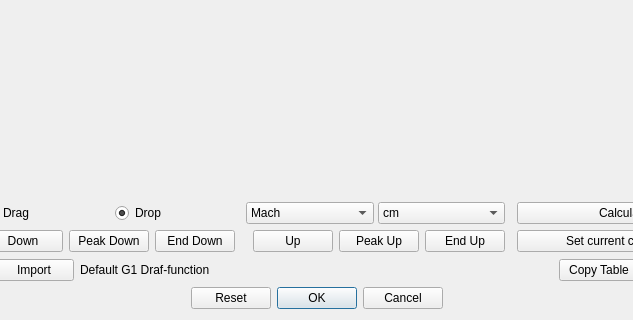
Old version of the form ui_templates/drag_func_edit.ui in the repository o-murphy/archer_ballistics_constructor; both pictures show x 109 to 742 and y 239 to 559 of the 851 by 559 pixel window.
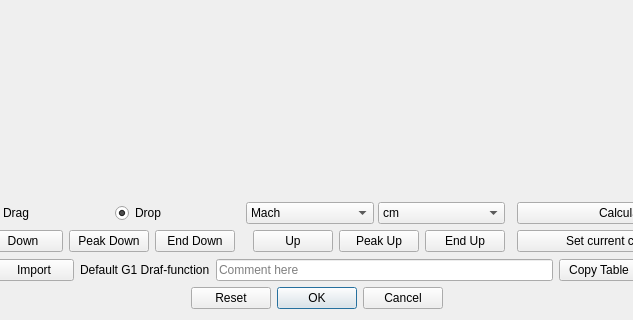
New version of the form. Icons and pictures are not drawn.

```diff
--- a/ui_templates/drag_func_edit.ui
+++ b/ui_templates/drag_func_edit.ui
@@ -447,9 +447,9 @@
        </widget>
       </item>
       <item>
-       <widget class="QLabel" name="dfComment">
+       <widget class="QLabel" name="dfType">
         <property name="sizePolicy">
-         <sizepolicy hsizetype="Expanding" vsizetype="Preferred">
+         <sizepolicy hsizetype="Preferred" vsizetype="Preferred">
           <horstretch>0</horstretch>
           <verstretch>0</verstretch>
          </sizepolicy>
@@ -459,6 +459,13 @@
         </property>
        </widget>
       </item>
+      <item>
+       <widget class="QLineEdit" name="dfComment">
+        <property name="placeholderText">
+         <string>Comment here</string>
+        </property>
+       </widget>
+      </item>
       <item>
        <widget class="QPushButton" name="copyTable">
         <property name="sizePolicy">
```
